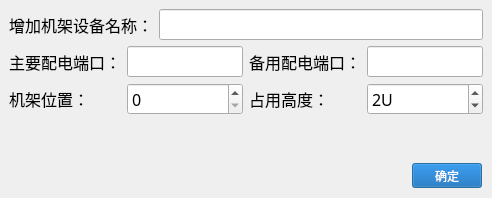
Before: the Qt Designer form CleverManagerV3/cabinets/cab_adddevicedlg.ui in ChinaClever/CleverManagerV3, drawn with Qt 5.
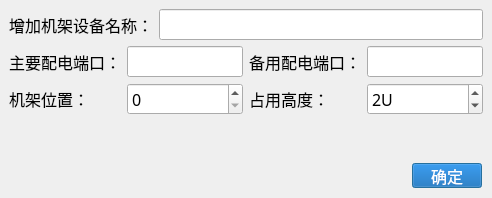
After: the same form once the commit is applied. Icons and pictures are not drawn.

```diff
--- a/CleverManagerV3/cabinets/cab_adddevicedlg.ui
+++ b/CleverManagerV3/cabinets/cab_adddevicedlg.ui
@@ -13,6 +13,9 @@
   <property name="windowTitle">
    <string>确认信息</string>
   </property>
+  <property name="styleSheet">
+   <string notr="true">#Cab_AddDeviceDlg{background-image: url(:/image/box_back.jpg);}</string>
+  </property>
   <layout class="QVBoxLayout" name="verticalLayout_2">
    <property name="leftMargin">
     <number>0</number>
@@ -170,6 +173,12 @@
          <height>16777215</height>
         </size>
        </property>
+       <property name="font">
+        <font>
+         <family>微软雅黑</family>
+         <pointsize>12</pointsize>
+        </font>
+       </property>
        <property name="styleSheet">
         <string notr="true">background-color: rgb(0,90,173);
 color: rgb(255, 255, 255);</string>
```
Left out of the diff: 69 changed lines with no effect on the pictures.
